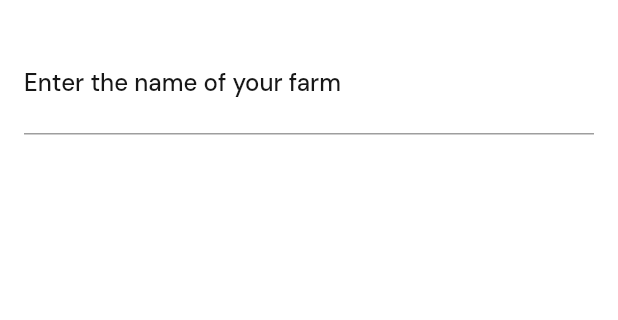
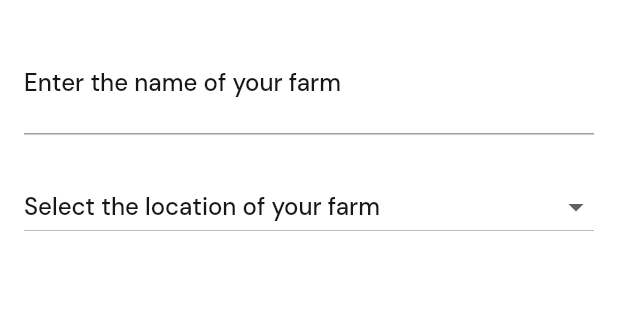
Before and after one commit to i-kuku/mobile-app, a Flutter app: the screen it shows after launch, on a phone screen of 412 x 824 dp, the part 473-793 px from its top. Run offline on Flutter 3.47's test engine with Material 3 defaults, Android fonts, the phone set to English and light mode, and no system bars; drawn by our look-alikes of dropdown_button2; our stand-ins replace easy_localization, flutter_svg, get, pin_code_fields.

Commit message:
Create farm dropdown using dropdown2

```diff
--- a/lib/core/presentation/components/custom_text_field_dropdown.dart
+++ b/lib/core/presentation/components/custom_text_field_dropdown.dart
@@ -1,33 +1,69 @@
+import 'package:dropdown_button2/dropdown_button2.dart';
 import 'package:flutter/material.dart';
+import 'package:ikuku/theme/colors.dart';
 
-class CustomTextField extends StatefulWidget {
-  final String label;
+class CustomTextFieldDropdown extends StatefulWidget {
+  final String? label;
+  final String? hint;
   final List<String> items;
 
-  const CustomTextField({super.key, required this.label, required this.items});
+  const CustomTextFieldDropdown(
+      {super.key, this.label, this.hint, required this.items});
 
   @override
-  State<CustomTextField> createState() => _CustomTextFieldState();
+  State<CustomTextFieldDropdown> createState() =>
+      _CustomTextFieldDropdownState();
 }
 
-class _CustomTextFieldState extends State<CustomTextField> {
+class _CustomTextFieldDropdownState extends State<CustomTextFieldDropdown> {
+  String? selectedValue;
+
   @override
   Widget build(BuildContext context) {
-    return DropdownButtonFormField(
-      autofocus: false,
-      decoration: InputDecoration(
-        labelText: widget.label,
-        labelStyle: Theme.of(context).textTheme.bodyLarge,
-      ),
+    return DropdownButton2(
       items: widget.items
           .map((item) => DropdownMenuItem(
               value: item,
-              child: Text(
-                item,
-                style: Theme.of(context).textTheme.bodyMedium,
+              child: Container(
+                padding:
+                    const EdgeInsets.symmetric(horizontal: 16, vertical: 8),
+                decoration: BoxDecoration(
+                    color: item == selectedValue
+                        ? primaryAlt
+                        : Theme.of(context).scaffoldBackgroundColor,
+                    borderRadius: BorderRadius.circular(8)),
+                child: Text(
+                  item,
+                  style: Theme.of(context).textTheme.bodyMedium,
+                ),
               )))
           .toList(),
-      onChanged: (String? value) {},
+      hint: widget.hint == null
+          ? null
+          : Text(
+              widget.hint!,
+              style: Theme.of(context).textTheme.bodyLarge,
+            ),
+      style: Theme.of(context).textTheme.bodyLarge,
+      value: selectedValue,
+      onChanged: (String? value) {
+        setState(() {
+          selectedValue = value;
+        });
+      },
+      buttonStyleData: ButtonStyleData(width: double.infinity),
+      dropdownStyleData: DropdownStyleData(
+        maxHeight: 200,
+        decoration: BoxDecoration(
+          borderRadius: BorderRadius.circular(14),
+          color: Theme.of(context).scaffoldBackgroundColor,
+        ),
+        scrollbarTheme: ScrollbarThemeData(
+          radius: const Radius.circular(40),
+          thickness: MaterialStateProperty.all(6),
+          thumbVisibility: MaterialStateProperty.all(true),
+        ),
+      ),
     );
   }
 }
--- a/lib/features/feature_create_farm/presentation/create_farm_page.dart
+++ b/lib/features/feature_create_farm/presentation/create_farm_page.dart
@@ -3,6 +3,7 @@ import 'package:flutter_svg/flutter_svg.dart';
 import 'package:get/get.dart';
 import 'package:get/get_core/src/get_main.dart';
 import 'package:ikuku/core/presentation/components/custom_text_field.dart';
+import 'package:ikuku/core/presentation/components/custom_text_field_dropdown.dart';
 import 'package:ikuku/features/feature_create_farm/presentation/components/create_farm_appbar.dart';
 
 import '../../../theme/colors.dart';
@@ -56,7 +57,10 @@ class _CreateFarmPageState extends State<CreateFarmPage> {
               const SizedBox(height: 24),
 
               // Location
-
+              const CustomTextFieldDropdown(
+                hint: "Select the location of your farm",
+                items: ["Kisumu", "Nairobi"]
+              )
             ],
           ),
         ),
```
